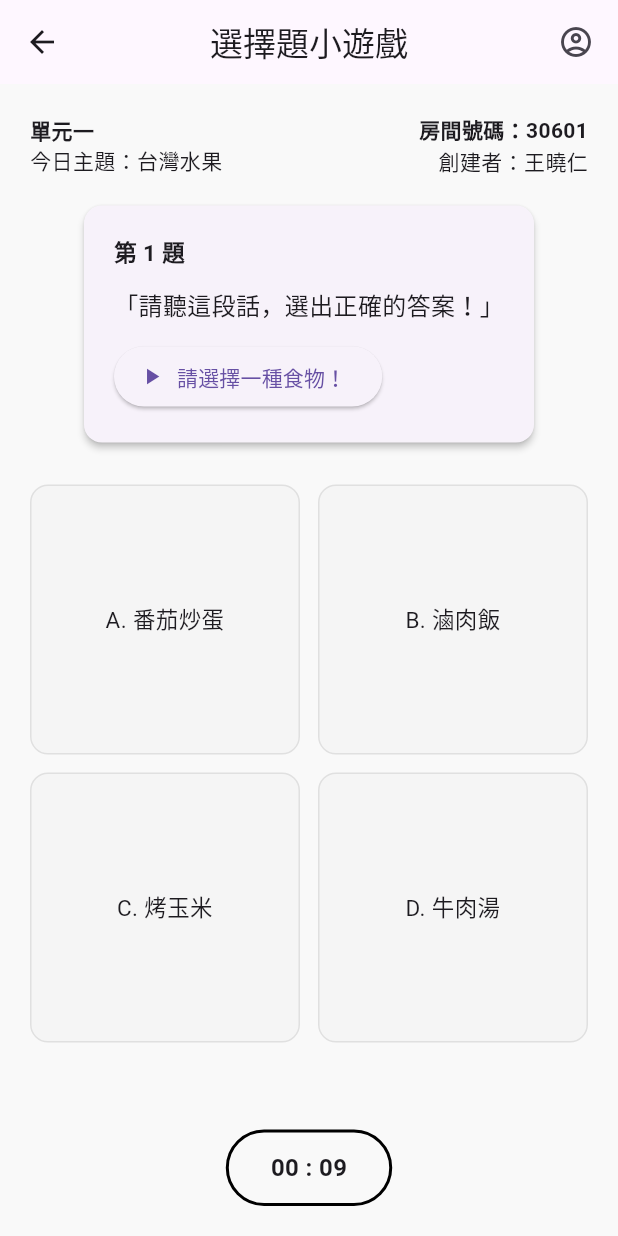
After one commit to Chumi-HCIS-IxD/fronted, a Flutter app: the screen it shows after launch, after a tap on "開始選擇題小遊戲", on a phone screen of 412 x 824 dp. The commit adds this screen. Run offline on Flutter 3.47's test engine with Material 3 defaults, Android fonts, the phone set to English and light mode, and no system bars; our stand-ins replace cloud_firestore, firebase_auth, firebase_core, google_fonts, shared_preferences; accounts and stored records are empty; network calls fail.

Commit message:
feat: 新增 quiz_game_page 及 demo 畫面

```diff
--- /dev/null
+++ b/lib/multiple_choice/quiz_game_page.dart
@@ -0,0 +1,235 @@
+import 'dart:async';
+import 'package:flutter/material.dart';
+
+/// ────────── 資料模型 ──────────
+class Question {
+  final String prompt;          // 題目文字
+  final List<String> choices;   // 四個選項
+  final int answerIndex;        // 正確答案索引
+
+  Question({
+    required this.prompt,
+    required this.choices,
+    required this.answerIndex,
+  });
+}
+
+/// ────────── 遊戲畫面 ──────────
+class QuizGamePage extends StatefulWidget {
+  /// 可以從後端丟題目進來；若為 null 就用預設假資料
+  final List<Question>? questions;
+
+  const QuizGamePage({super.key, this.questions});
+
+  @override
+  State<QuizGamePage> createState() => _QuizGamePageState();
+}
+
+class _QuizGamePageState extends State<QuizGamePage> {
+  // ===== 遊戲狀態 =====
+  late final List<Question> _questions;
+  int _curr = 0;                // 目前題號
+  int? _picked;                 // 當前題目使用者已選擇的 index
+  int _score = 0;               // 累積分數
+  int _secondsLeft = 10;        // 倒數計時
+  Timer? _timer;
+
+  @override
+  void initState() {
+    super.initState();
+    _questions = widget.questions ?? _dummyQuestions;
+    _startTimer();
+  }
+
+  @override
+  void dispose() {
+    _timer?.cancel();
+    super.dispose();
+  }
+
+  // ====== UI ======
+  @override
+  Widget build(BuildContext context) {
+    final q = _questions[_curr];
+
+    return Scaffold(
+      appBar: AppBar(
+        leading: IconButton(
+          icon: const Icon(Icons.arrow_back),
+          onPressed: () => Navigator.pop(context),
+        ),
+        title: const Text('選擇題小遊戲'),
+        centerTitle: true,
+        actions: const [Padding(padding: EdgeInsets.only(right: 16), child: Icon(Icons.account_circle_outlined))],
+      ),
+      body: Padding(
+        padding: const EdgeInsets.all(20),
+        child: Column(
+          children: [
+            _buildRoomInfo(),
+            const SizedBox(height: 16),
+            _buildQuestionCard(q),
+            const SizedBox(height: 24),
+            _buildChoiceGrid(q),
+            const Spacer(),
+            _buildTimer(),
+          ],
+        ),
+      ),
+    );
+  }
+
+  /// 房間資訊（示意）
+  Widget _buildRoomInfo() => Row(
+    mainAxisAlignment: MainAxisAlignment.spaceBetween,
+    children: const [
+      Column(crossAxisAlignment: CrossAxisAlignment.start, children: [
+        Text('單元一', style: TextStyle(fontWeight: FontWeight.bold)),
+        Text('今日主題：台灣水果'),
+      ]),
+      Column(crossAxisAlignment: CrossAxisAlignment.end, children: [
+        Text('房間號碼：30601', style: TextStyle(fontWeight: FontWeight.bold)),
+        Text('創建者：王曉仁'),
+      ]),
+    ],
+  );
+
+  /// 題目卡片
+  Widget _buildQuestionCard(Question q) => Card(
+    elevation: 2,
+    shape: RoundedRectangleBorder(borderRadius: BorderRadius.circular(12)),
+    child: Padding(
+      padding: const EdgeInsets.all(20),
+      child: Column(
+        crossAxisAlignment: CrossAxisAlignment.start,
+        children: [
+          Text('第 ${_curr + 1} 題', style: const TextStyle(fontSize: 15, fontWeight: FontWeight.bold)),
+          const SizedBox(height: 12),
+          Text('「${q.prompt}」', style: const TextStyle(fontSize: 16)),
+          const SizedBox(height: 12),
+          ElevatedButton.icon(
+            onPressed: () {}, // TODO: 播放音檔
+            icon: const Icon(Icons.play_arrow),
+            label: const Text('請選擇一種食物！'),
+          ),
+        ],
+      ),
+    ),
+  );
+
+  /// 4 選項（2×2）
+  Widget _buildChoiceGrid(Question q) => Expanded(
+    flex: 0,
+    child: GridView.builder(
+      shrinkWrap: true,
+      itemCount: 4,
+      gridDelegate: const SliverGridDelegateWithFixedCrossAxisCount(
+          crossAxisCount: 2, crossAxisSpacing: 12, mainAxisSpacing: 12, childAspectRatio: 1),
+      itemBuilder: (context, i) {
+        final isChosen = _picked == i;
+        return GestureDetector(
+          onTap: _picked == null ? () => _onChoice(i) : null,
+          child: AnimatedContainer(
+            duration: const Duration(milliseconds: 200),
+            decoration: BoxDecoration(
+              color: isChosen ? Colors.grey.shade400 : Colors.grey.shade100,
+              borderRadius: BorderRadius.circular(12),
+              border: Border.all(color: Colors.grey.shade300),
+            ),
+            child: Center(
+              child: Text(
+                '${String.fromCharCode(65 + i)}. ${q.choices[i]}',
+                textAlign: TextAlign.center,
+                style: const TextStyle(fontSize: 15),
+              ),
+            ),
+          ),
+        );
+      },
+    ),
+  );
+
+  /// 底部倒數計時
+  Widget _buildTimer() => Container(
+    padding: const EdgeInsets.symmetric(horizontal: 28, vertical: 12),
+    decoration: BoxDecoration(
+      borderRadius: BorderRadius.circular(50),
+      border: Border.all(color: Colors.black, width: 2),
+    ),
+    child: Text(
+      '00 : ${_secondsLeft.toString().padLeft(2, '0')}',
+      style: const TextStyle(fontSize: 16, fontWeight: FontWeight.bold),
+    ),
+  );
+
+  // ====== 互動 & 流程 ======
+  void _onChoice(int index) {
+    setState(() => _picked = index);
+    if (index == _questions[_curr].answerIndex) _score++;
+
+    // 0.8 秒後跳下一題
+    Future.delayed(const Duration(milliseconds: 800), _nextQuestion);
+  }
+
+  void _nextQuestion() {
+    _timer?.cancel();
+    if (_curr < _questions.length - 1) {
+      setState(() {
+        _curr++;
+        _picked = null;
+        _secondsLeft = 10;
+      });
+      _startTimer();
+    } else {
+      _showResultDialog();
+    }
+  }
+
+  void _startTimer() {
+    _timer = Timer.periodic(const Duration(seconds: 1), (t) {
+      if (_secondsLeft == 0) {
+        _nextQuestion();
+      } else {
+        setState(() => _secondsLeft--);
+      }
+    });
+  }
+
+  void _showResultDialog() {
+    showDialog(
+      context: context,
+      barrierDismissible: false,
+      builder: (_) => AlertDialog(
+        title: const Text('遊戲結束'),
+        content: Text('你的得分：$_score / ${_questions.length}'),
+        actions: [
+          TextButton(
+              onPressed: () {
+                Navigator.pop(context);      // 關閉對話框
+                Navigator.pop(context);      // 回上一頁
+              },
+              child: const Text('返回'))
+        ],
+      ),
+    );
+  }
+}
+
+/// ────────── 假資料 ──────────
+final _dummyQuestions = [
+  Question(
+    prompt: '請聽這段話，選出正確的答案！',
+    choices: ['番茄炒蛋', '滷肉飯', '烤玉米', '牛肉湯'],
+    answerIndex: 1,
+  ),
+  Question(
+    prompt: '下列何者是台灣最高峰？',
+    choices: ['玉山', '雪山', '南湖大山', '奇萊主峰'],
+    answerIndex: 0,
+  ),
+  Question(
+    prompt: '香蕉的英文是…',
+    choices: ['Banana', 'Orange', 'Pineapple', 'Apple'],
+    answerIndex: 0,
+  ),
+];
--- a/lib/pages/login_page.dart
+++ b/lib/pages/login_page.dart
@@ -1,5 +1,6 @@
 import 'package:flutter/material.dart';
 import '../auth/firebase_auth_service.dart';
+import '../multiple_choice/quiz_game_page.dart';
 import 'register_page.dart';
 import 'home_page.dart';
 
@@ -72,6 +73,19 @@ class LoginPage extends StatelessWidget {
                   minimumSize: const Size(double.infinity, 50)),
               child: const Text("Sign in"),
             ),
+
+            //測試選擇題遊戲頁面用
+            ElevatedButton(
+              onPressed: () {
+                Navigator.push(
+                  context,
+                  MaterialPageRoute(builder: (_) => const QuizGamePage()),
+                );
+              },
+              child: const Text('開始選擇題小遊戲'),
+            ),
+            //新增的測試程式碼到這裡
+
             const SizedBox(height: 20),
             GestureDetector(
               onTap: () {
@@ -81,6 +95,7 @@ class LoginPage extends StatelessWidget {
               child: const Text("還沒有帳號？點我註冊",
                   style: TextStyle(color: Colors.blue)),
             )
+
           ],
         ),
       ),
```
Also changed, not shown: pubspec.lock, 7 other files.
